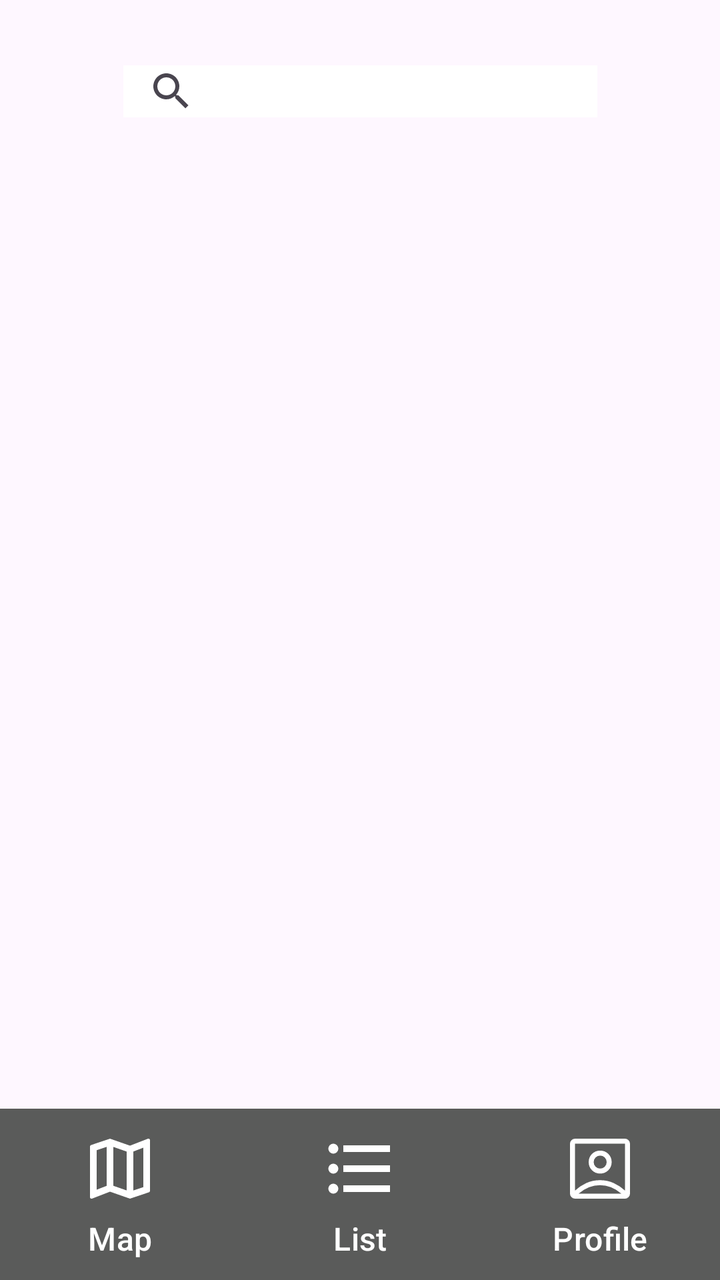
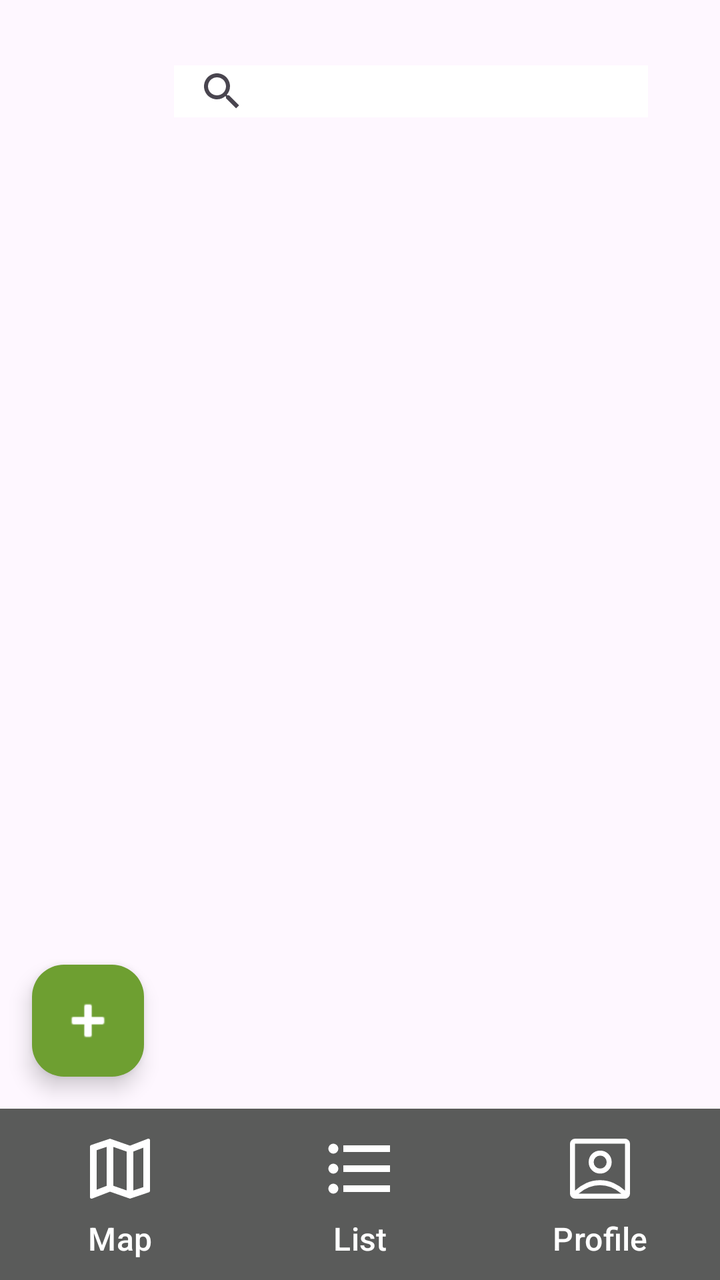

Compare the two renders of this Android layout. The source of the first and the diff that turns it into the second are given below.
<!-- AndroidManifest.xml: application theme Theme.MyApplication -->
<!-- res/layout/activity_main.xml -->
<?xml version="1.0" encoding="utf-8"?>
<androidx.constraintlayout.widget.ConstraintLayout xmlns:android="http://schemas.android.com/apk/res/android"
    xmlns:app="http://schemas.android.com/apk/res-auto"
    xmlns:tools="http://schemas.android.com/tools"
    android:id="@+id/main"
    android:layout_width="match_parent"
    android:layout_height="match_parent"
    tools:context=".MainActivity">

    <View
        android:id="@+id/view"
        android:layout_width="411dp"
        android:layout_height="91dp"
        android:foreground="@drawable/rounded_bg_green"
        app:layout_constraintBottom_toBottomOf="@+id/fragment_container"
        app:layout_constraintEnd_toEndOf="parent"
        app:layout_constraintStart_toStartOf="parent"
        app:layout_constraintTop_toTopOf="parent"
        app:layout_constraintVertical_bias="0.0" />

    <SearchView
        android:id="@+id/searchView"
        android:layout_width="237dp"
        android:layout_height="26dp"
        android:background="@color/white"
        android:backgroundTintMode="add"
        android:foregroundGravity="center"
        app:layout_constraintBottom_toBottomOf="@+id/view"
        app:layout_constraintEnd_toEndOf="@+id/view"
        app:layout_constraintStart_toStartOf="@+id/view"
        app:layout_constraintTop_toTopOf="@+id/view" />

    <androidx.fragment.app.FragmentContainerView
        android:id="@+id/fragment_container"
        android:layout_width="0dp"
        android:layout_height="0dp"
        app:layout_constraintBottom_toTopOf="@+id/bottom_nav"
        app:layout_constraintEnd_toEndOf="parent"
        app:layout_constraintHorizontal_bias="0.555"
        app:layout_constraintStart_toStartOf="parent"
        app:layout_constraintTop_toBottomOf="@+id/view"
        app:layout_constraintVertical_bias="0.489" />

    <LinearLayout
        android:id="@+id/bottom_nav"
        android:layout_width="match_parent"
        android:layout_height="wrap_content"
        android:background="#5A5B5A"
        android:gravity="center"
        android:orientation="horizontal"
        app:layout_constraintBottom_toBottomOf="parent"
        app:layout_constraintEnd_toEndOf="parent"
        app:layout_constraintStart_toStartOf="parent">

        <com.google.android.material.button.MaterialButton
            android:id="@+id/mapView"
            style="@style/Widget.Material3.Button.TextButton"
            android:layout_width="0dp"
            android:layout_height="wrap_content"
            android:layout_weight="1"
            android:text="Map"
            android:textColor="@color/white"
            android:textSize="16sp"
            app:icon="@drawable/map_outline"
            app:iconGravity="top"
            app:iconSize="40dp"
            app:iconTint="@color/white" />

        <com.google.android.material.button.MaterialButton
            android:id="@+id/listView"
            style="@style/Widget.Material3.Button.TextButton"
            android:layout_width="0dp"
            android:layout_height="wrap_content"
            android:layout_weight="1"
            android:text="List"
            android:textColor="@color/white"
            android:textSize="16sp"
            app:icon="@drawable/format_list_bulleted"
            app:iconGravity="top"
            app:iconSize="40dp"
            app:iconTint="@color/white" />

        <com.google.android.material.button.MaterialButton
            android:id="@+id/profileView"
            style="@style/Widget.Material3.Button.TextButton"
            android:layout_width="0dp"
            android:layout_height="wrap_content"
            android:layout_weight="1"
            android:text="Profile"
            android:textColor="@color/white"
            android:textSize="16sp"
            app:icon="@drawable/ic_account_box"
            app:iconGravity="top"
            app:iconSize="40dp"
            app:iconTint="@color/white" />

    </LinearLayout>

</androidx.constraintlayout.widget.ConstraintLayout>
<!-- resources referenced by this layout -->
<resources>
  <color name="white">#FFFFFFFF</color>
  <!-- drawable format_list_bulleted (drawable) -->
  <vector xmlns:android="http://schemas.android.com/apk/res/android" android:height="48dp" android:width="48dp" android:viewportWidth="24" android:viewportHeight="24"><path android:fillColor="#000000" android:pathData="M7,5H21V7H7V5M7,13V11H21V13H7M4,4.5A1.5,1.5 0 0,1 5.5,6A1.5,1.5 0 0,1 4,7.5A1.5,1.5 0 0,1 2.5,6A1.5,1.5 0 0,1 4,4.5M4,10.5A1.5,1.5 0 0,1 5.5,12A1.5,1.5 0 0,1 4,13.5A1.5,1.5 0 0,1 2.5,12A1.5,1.5 0 0,1 4,10.5M7,19V17H21V19H7M4,16.5A1.5,1.5 0 0,1 5.5,18A1.5,1.5 0 0,1 4,19.5A1.5,1.5 0 0,1 2.5,18A1.5,1.5 0 0,1 4,16.5Z" /></vector>
  <!-- drawable ic_account_box (drawable) -->
  <vector xmlns:android="http://schemas.android.com/apk/res/android"
      android:width="48dp"
      android:height="48dp"
      android:viewportWidth="960"
      android:viewportHeight="960">
      <path
          android:fillColor="@android:color/white"
          android:pathData="M180,743Q240,687 315.9,652.5Q391.79,618 479.9,618Q568,618 644,652.5Q720,687 780,743L780,180Q780,180 780,180Q780,180 780,180L180,180Q180,180 180,180Q180,180 180,180L180,743ZM482,539Q540,539 580,499Q620,459 620,401Q620,343 580,303Q540,263 482,263Q424,263 384,303Q344,343 344,401Q344,459 384,499Q424,539 482,539ZM180,840Q156,840 138,822Q120,804 120,780L120,180Q120,156 138,138Q156,120 180,120L780,120Q804,120 822,138Q840,156 840,180L840,780Q840,804 822,822Q804,840 780,840L180,840ZM223,780L736,780Q736,780 736,780Q736,780 736,780Q674,727 610.5,702.5Q547,678 480,678Q413,678 349.5,702.5Q286,727 223,780Q223,780 223,780Q223,780 223,780ZM482,479Q449.5,479 426.75,456.25Q404,433.5 404,401Q404,368.5 426.75,345.75Q449.5,323 482,323Q514.5,323 537.25,345.75Q560,368.5 560,401Q560,433.5 537.25,456.25Q514.5,479 482,479ZM480,461L480,461Q480,461 480,461Q480,461 480,461L480,461Q480,461 480,461Q480,461 480,461L480,461Q480,461 480,461Q480,461 480,461Q480,461 480,461Q480,461 480,461Z" />
  </vector>
  <!-- drawable map_outline (drawable) -->
  <vector xmlns:android="http://schemas.android.com/apk/res/android" android:height="48dp" android:width="48dp" android:viewportWidth="24" android:viewportHeight="24"><path android:fillColor="#000000" android:pathData="M20.5,3L20.34,3.03L15,5.1L9,3L3.36,4.9C3.15,4.97 3,5.15 3,5.38V20.5A0.5,0.5 0 0,0 3.5,21L3.66,20.97L9,18.9L15,21L20.64,19.1C20.85,19.03 21,18.85 21,18.62V3.5A0.5,0.5 0 0,0 20.5,3M10,5.47L14,6.87V18.53L10,17.13V5.47M5,6.46L8,5.45V17.15L5,18.31V6.46M19,17.54L16,18.55V6.86L19,5.7V17.54Z" /></vector>
  <!-- drawable rounded_bg_green (drawable) -->
  <?xml version="1.0" encoding="utf-8"?>
  <shape xmlns:android="http://schemas.android.com/apk/res/android"
      android:shape="rectangle">
  
      <solid android:color="@color/BackGroundGreen" />
  
      <corners android:bottomLeftRadius="24dp"
              android:bottomRightRadius="24dp" />
  
  </shape>
  <style name="Theme.MyApplication" parent="Theme.MaterialComponents.DayNight.NoActionBar" />
  <color name="BackGroundGreen">#6E9F31</color>
</resources>

<!-- the commit's change to res/layout/activity_main.xml (unified diff, before → after) -->
@@ -14,6 +14,7 @@
         android:foreground="@drawable/rounded_bg_green"
         app:layout_constraintBottom_toBottomOf="@+id/fragment_container"
         app:layout_constraintEnd_toEndOf="parent"
+        app:layout_constraintHorizontal_bias="0.0"
         app:layout_constraintStart_toStartOf="parent"
         app:layout_constraintTop_toTopOf="parent"
         app:layout_constraintVertical_bias="0.0" />
@@ -27,8 +28,12 @@
         android:foregroundGravity="center"
         app:layout_constraintBottom_toBottomOf="@+id/view"
         app:layout_constraintEnd_toEndOf="@+id/view"
+        app:layout_constraintHorizontal_bias="0.5"
         app:layout_constraintStart_toStartOf="@+id/view"
-        app:layout_constraintTop_toTopOf="@+id/view" />
+        app:layout_constraintTop_toTopOf="@+id/view"
+        app:layout_constraintVertical_bias="0.5">
+
+    </SearchView>
 
     <androidx.fragment.app.FragmentContainerView
         android:id="@+id/fragment_container"
@@ -40,6 +45,21 @@
         app:layout_constraintStart_toStartOf="parent"
         app:layout_constraintTop_toBottomOf="@+id/view"
         app:layout_constraintVertical_bias="0.489" />
+
+    <com.google.android.material.floatingactionbutton.FloatingActionButton
+        android:id="@+id/addBin"
+        android:layout_width="wrap_content"
+        android:layout_height="wrap_content"
+        android:layout_marginStart="16dp"
+        android:layout_marginBottom="16dp"
+        android:clickable="true"
+        app:backgroundTint="@color/BackGroundGreen"
+        app:layout_constraintBottom_toTopOf="@+id/bottom_nav"
+        app:layout_constraintStart_toStartOf="parent"
+        app:maxImageSize="30dp"
+        app:srcCompat="@android:drawable/ic_input_add"
+        app:tint="@color/white"
+        app:useCompatPadding="false" />
 
     <LinearLayout
         android:id="@+id/bottom_nav"
